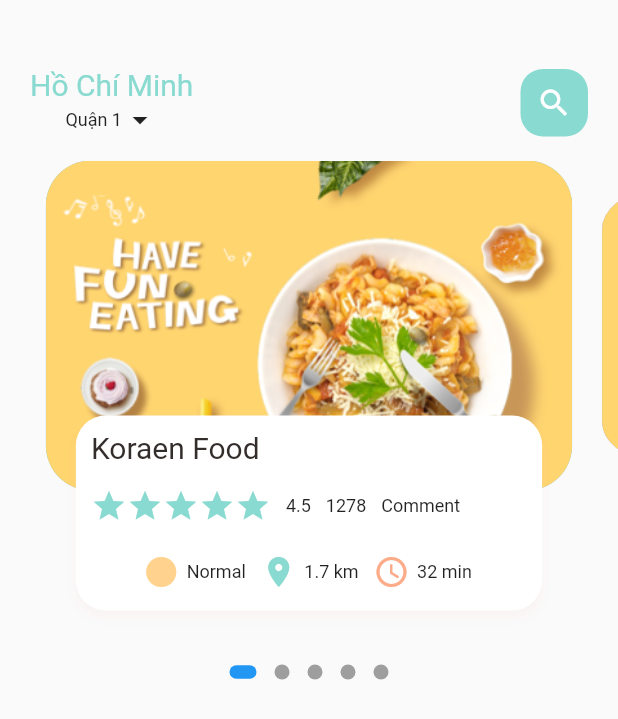
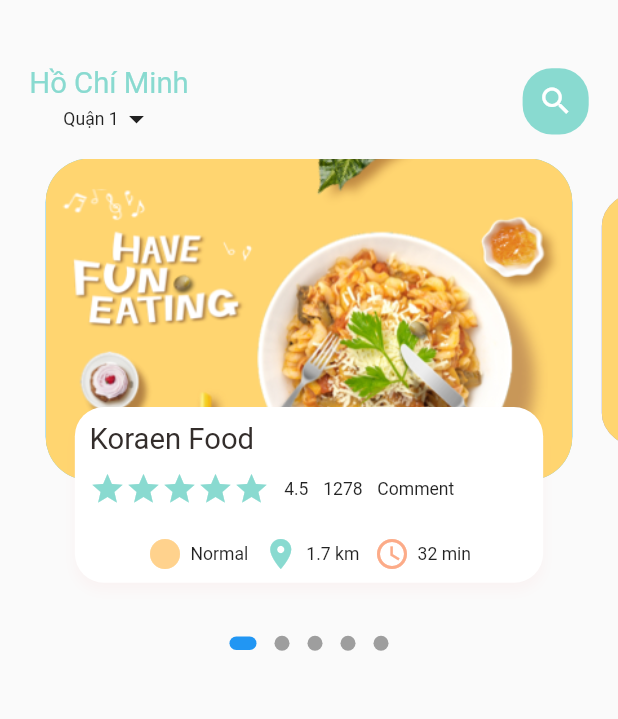
Before and after one commit to dinhkhoi-png/FlutterAppSaleFood, a Flutter app: the screen it shows after launch, on a phone screen of 412 x 824 dp. Shown: the top 719 px of the screen. Run offline on Flutter 3.47's test engine with Material 2 defaults, Android fonts, the phone set to English and light mode, and no system bars; drawn by our look-alikes of dots_indicator; our stand-ins replace get.

Commit message:
create dynamic size dimensions

```diff
--- a/lib/home/home_food_body.dart
+++ b/lib/home/home_food_body.dart
@@ -1,6 +1,7 @@
 import 'package:dots_indicator/dots_indicator.dart';
 import 'package:flutter/material.dart';
 import 'package:flutter_app_sale/utils/colors.dart';
+import 'package:flutter_app_sale/utils/dimensions.dart';
 import 'package:flutter_app_sale/widgets/big_text.dart';
 import 'package:flutter_app_sale/widgets/icon_and_text_widget.dart';
 import 'package:flutter_app_sale/widgets/small_text.dart';
@@ -14,8 +15,8 @@ class HomeFoodBody extends StatefulWidget {
 class _HomeFoodBodyState extends State<HomeFoodBody> {
   PageController pageController = PageController(viewportFraction: 0.9);
   var _currPageValue = 0.0 ;
-  var _scaleFactor = 0.8;
-  var _height = 220 ;
+  double _scaleFactor = 0.8;
+  double _height = Dimensions.pageViewController ;
 
   @override
   void initState() {
@@ -38,7 +39,7 @@ class _HomeFoodBodyState extends State<HomeFoodBody> {
       children: [
         Container(
 
-          height: 330,
+          height: Dimensions.pageView,
           child: PageView.builder(
               controller: pageController,
               itemCount: 5,
@@ -87,10 +88,10 @@ class _HomeFoodBodyState extends State<HomeFoodBody> {
       child: Stack(
         children: [
           Container(
-            height: 220,
-            margin: EdgeInsets.only(right: 10 , left: 10),
+            height: Dimensions.pageViewController,
+            margin: EdgeInsets.only(right: Dimensions.width10 , left: Dimensions.width10),
             decoration: BoxDecoration(
-                borderRadius: BorderRadius.circular(30),
+                borderRadius: BorderRadius.circular(Dimensions.radius30),
                 color: index.isEven?Color(0xFF69c5df):Color(0xFF9294cc),
                 image: DecorationImage(
                     fit: BoxFit.cover,
@@ -103,10 +104,10 @@ class _HomeFoodBodyState extends State<HomeFoodBody> {
           Align(
             alignment: Alignment.bottomCenter,
             child: Container(
-              height: 130,
-              margin: EdgeInsets.only(right: 30 , left: 30 , bottom: 30),
+              height: Dimensions.pageTextController,
+              margin: EdgeInsets.only(right: Dimensions.width30 , left: Dimensions.width30 , bottom: Dimensions.height30),
               decoration: BoxDecoration(
-                  borderRadius: BorderRadius.circular(20),
+                  borderRadius: BorderRadius.circular(Dimensions.radius20),
                   color: Colors.white,
                   boxShadow: [
                     BoxShadow(
@@ -117,12 +118,12 @@ class _HomeFoodBodyState extends State<HomeFoodBody> {
                   ]
               ),
               child: Container(
-                padding: EdgeInsets.only(top: 10 ,left: 10 ,right: 12),
+                padding: EdgeInsets.only(top: Dimensions.height10 ,left: Dimensions.height10 ,right: Dimensions.height10),
                 child: Column(
                   crossAxisAlignment: CrossAxisAlignment.start,
                   children: [
                     BigText(text: "Koraen Food"),
-                    SizedBox(height: 15,),
+                    SizedBox(height: Dimensions.height10,),
                     Row(
                       children: [
                         Wrap(
@@ -131,15 +132,15 @@ class _HomeFoodBodyState extends State<HomeFoodBody> {
                           }),
 
                         ),
-                        SizedBox(width: 10,),
+                        SizedBox(width: Dimensions.width10,),
                         SmallText(text: "4.5"),
-                        SizedBox(width: 10,),
+                        SizedBox(width: Dimensions.width10,),
                         SmallText(text: "1278"),
-                        SizedBox(width: 10,),
+                        SizedBox(width: Dimensions.width10,),
                         SmallText(text: "Comment"),
                       ],
                     ),
-                    SizedBox(height: 20,),
+                    SizedBox(height: Dimensions.height20,),
                     Row(
                       mainAxisAlignment: MainAxisAlignment.center,
                       children: [
@@ -148,13 +149,13 @@ class _HomeFoodBodyState extends State<HomeFoodBody> {
                             text: "Normal",
                             iconColor: AppColors.iconColor1
                         ),
-                        SizedBox(width: 10,),
+                        SizedBox(width: Dimensions.width10,),
                         IconAndTextWidget(
                             icon: Icons.location_on,
                             text: "1.7 km",
                             iconColor: AppColors.mainColor
                         ),
-                        SizedBox(width: 10,),
+                        SizedBox(width: Dimensions.width10,),
                         IconAndTextWidget(
                             icon: Icons.watch_later_outlined,
                             text: "32 min",
--- a/lib/home/home_food_page.dart
+++ b/lib/home/home_food_page.dart
@@ -1,5 +1,6 @@
 import 'package:flutter/material.dart';
 import 'package:flutter_app_sale/home/home_food_body.dart';
+import 'package:flutter_app_sale/utils/dimensions.dart';
 import 'package:flutter_app_sale/widgets/big_text.dart';
 import 'package:flutter_app_sale/widgets/small_text.dart';
 
@@ -15,14 +16,15 @@ class HomeFoodPage extends StatefulWidget {
 class _HomeFoodPageState extends State<HomeFoodPage> {
   @override
   Widget build(BuildContext context) {
+    print("Curent height"+MediaQuery.of(context).size.height.toString());
     return Scaffold(
       body: Column(
         children: [
           Container(
             //show header
             child: Container(
-              margin: EdgeInsets.only(top: 45 , bottom: 15),
-              padding: EdgeInsets.only(left: 20 , right: 20),
+              margin: EdgeInsets.only(top: Dimensions.height45 , bottom: Dimensions.height15),
+              padding: EdgeInsets.only(left: Dimensions.width20 , right: Dimensions.width20),
               child: Row(
                 mainAxisAlignment: MainAxisAlignment.spaceBetween,
                 children: [
@@ -40,11 +42,11 @@ class _HomeFoodPageState extends State<HomeFoodPage> {
                     ],
                   ),
                   Container(
-                    width: 45,
-                    height: 45,
+                    width: Dimensions.width45,
+                    height: Dimensions.height45,
                     child: Icon(Icons.search , color: Colors.white,),
                     decoration: BoxDecoration(
-                      borderRadius: BorderRadius.circular(15),
+                      borderRadius: BorderRadius.circular(Dimensions.radius20),
                       color: AppColors.mainColor,
                     ),
                   ),
--- a/lib/main.dart
+++ b/lib/main.dart
@@ -1,6 +1,7 @@
 import 'package:flutter/material.dart';
 import 'package:flutter/services.dart';
 import 'package:flutter_app_sale/home/home_food_page.dart';
+import 'package:get/get_navigation/src/root/get_material_app.dart';
 
 void main() {
   SystemChrome.setSystemUIOverlayStyle(SystemUiOverlayStyle(
@@ -15,11 +16,11 @@ class MyApp extends StatelessWidget {
 
   @override
   Widget build(BuildContext context) {
-    return MaterialApp(
+    return GetMaterialApp(
       debugShowCheckedModeBanner: false,
       title: 'Flutter Demo',
       theme: ThemeData(
-
+        backgroundColor: Colors.white,
         primarySwatch: Colors.blue,
       ),
       home: const HomeFoodPage(),
--- /dev/null
+++ b/lib/utils/dimensions.dart
@@ -0,0 +1,33 @@
+import 'package:get/get.dart';
+class Dimensions {
+  static double screenHeight = Get.context!.height;
+  static double screenWidth = Get.context!.width;
+
+  static double pageView = screenHeight/2.64;
+  static double pageViewController = screenHeight/3.84;
+  static double pageTextController = screenHeight/7.03;
+
+  //dynamic height padding and margin
+
+  static double height10 = screenHeight/84.4;
+  static double height15 =screenHeight/56.27;
+  static double height20 = screenHeight/42.2;
+  static double height30 = screenHeight/28.13;
+  static double height45 = screenHeight/18.7;
+
+
+  //dynamic width padding and margin
+  static double width10 = screenHeight/84.4;
+  static double width15 =screenHeight/56.27;
+  static double width20 = screenHeight/42.2;
+  static double width30 =screenHeight/28.13;
+  static double width45 =screenHeight/18.7;
+
+
+
+  static double font20 = screenHeight/42.2;
+  static double font12 = screenHeight/70.3;
+
+  static double radius20 = screenHeight/42.2;
+  static double radius30 = screenHeight/28.13;
+}
--- a/lib/widgets/big_text.dart
+++ b/lib/widgets/big_text.dart
@@ -1,10 +1,11 @@
 import 'package:flutter/material.dart';
+import 'package:flutter_app_sale/utils/dimensions.dart';
 class BigText extends StatelessWidget {
    final Color? color;
    final String text;
    double size;
    TextOverflow overflow; //tràn văn bản
-   BigText({Key? key,this.color = const Color(0xFF332d2b), required this.text,this.size=20,
+   BigText({Key? key,this.color = const Color(0xFF332d2b), required this.text,this.size=0,
   this.overflow = TextOverflow.ellipsis}) : super(key: key);
 
   @override
@@ -14,7 +15,7 @@ class BigText extends StatelessWidget {
       overflow: overflow,
       style: TextStyle(
           fontFamily: "Roboto",
-          fontSize: size,
+          fontSize: size==0?Dimensions.font20:size,
           color: color , fontWeight: FontWeight.w400),
     );
   }
--- a/lib/widgets/small_text.dart
+++ b/lib/widgets/small_text.dart
@@ -1,4 +1,5 @@
 import 'package:flutter/material.dart';
+import 'package:flutter_app_sale/utils/dimensions.dart';
 class SmallText extends StatelessWidget {
   final Color? color;
   final String text;
@@ -6,7 +7,7 @@ class SmallText extends StatelessWidget {
   double size;
 
   SmallText({Key? key,this.color = const Color(0xFFccc7c5),
-  this.height = 1.2, required this.text,this.size=12,
+  this.height = 1.2, required this.text,this.size=0,
    }) : super(key: key);
 
   @override
@@ -16,7 +17,7 @@ class SmallText extends StatelessWidget {
 
       style: TextStyle(
           fontFamily: "Roboto",
-          fontSize: size,
+          fontSize: size==0?Dimensions.font12:size  ,
           height: height
       ),
     );
```
